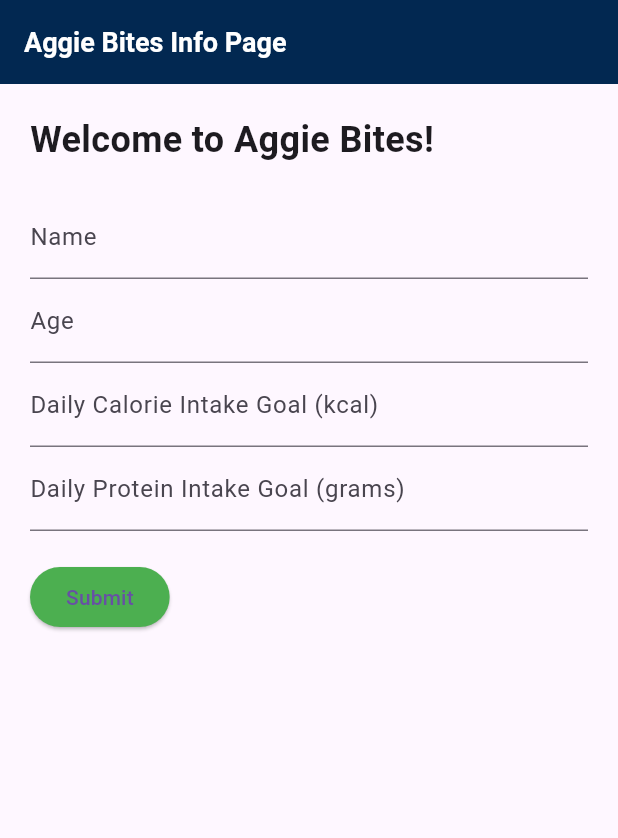
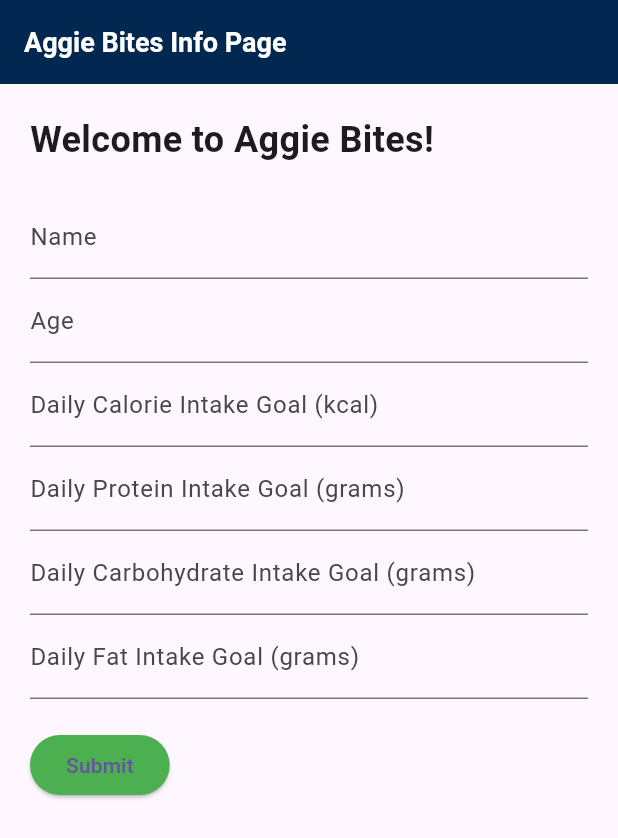
Before and after one commit to ryan-fouzdar/Team-Marlin-Project, a Flutter app: the RegistrationPage screen opened directly, after a tap on "Register", on a phone screen of 412 x 824 dp. Shown: the top 838 px of the screen. Run offline on Flutter 3.47's test engine with Material 3 defaults, Android fonts, the light colour scheme and no system bars.

Commit message:
added protein & carbs to infopage, added button from mealselection->homepage

```diff
--- a/flutter_application_1/lib/main.dart
+++ b/flutter_application_1/lib/main.dart
@@ -16,6 +16,7 @@ class MyApp extends StatelessWidget {
         primarySwatch: Colors.blue,
         visualDensity: VisualDensity.adaptivePlatformDensity,
       ),
+      debugShowCheckedModeBanner: false,
       home: const LoginPage(title: "Login to AggieBites!"),
     );
   }
--- a/flutter_application_1/lib/pages/aggiebites_infopage.dart
+++ b/flutter_application_1/lib/pages/aggiebites_infopage.dart
@@ -40,6 +40,10 @@ class _InfoFormState extends State<_InfoForm> {
   final TextEditingController _dailyCalorieIntakeController =
       TextEditingController(); // New controller
   final TextEditingController _dailyProteinIntakeController =
+      TextEditingController(); // New controller
+      final TextEditingController _dailyCarbIntakeController =
+      TextEditingController(); // New controller
+  final TextEditingController _dailyFatIntakeController =
       TextEditingController(); // New controller
 
   @override
@@ -98,6 +102,20 @@ class _InfoFormState extends State<_InfoForm> {
                 labelText: 'Daily Protein Intake Goal (grams)',
               ),
             ),
+            TextFormField(
+              controller: _dailyCarbIntakeController, // New TextFormField
+              keyboardType: TextInputType.number,
+              decoration: const InputDecoration(
+                labelText: 'Daily Carbohydrate Intake Goal (grams)',
+              ),
+            ),
+            TextFormField(
+              controller: _dailyFatIntakeController, // New TextFormField
+              keyboardType: TextInputType.number,
+              decoration: const InputDecoration(
+                labelText: 'Daily Fat Intake Goal (grams)',
+              ),
+            ),
             const SizedBox(height: 20.0),
             ElevatedButton(
                 onPressed: () {
@@ -110,6 +128,10 @@ class _InfoFormState extends State<_InfoForm> {
                         'Daily Calorie Intake Goal (kcal): ${_dailyCalorieIntakeController.text}');
                     print(
                         'Daily Protein Intake Goal (grams): ${_dailyProteinIntakeController.text}');
+                    print(
+                        'Daily Carb Intake Goal (kcal): ${_dailyCarbIntakeController.text}');
+                    print(
+                        'Daily Fat Intake Goal (grams): ${_dailyFatIntakeController.text}');
                   }
                   Navigator.push(
                     context,
```
Also changed, not shown: flutter_application_1/lib/pages/meal_selection.dart (+15 -1 lines).
